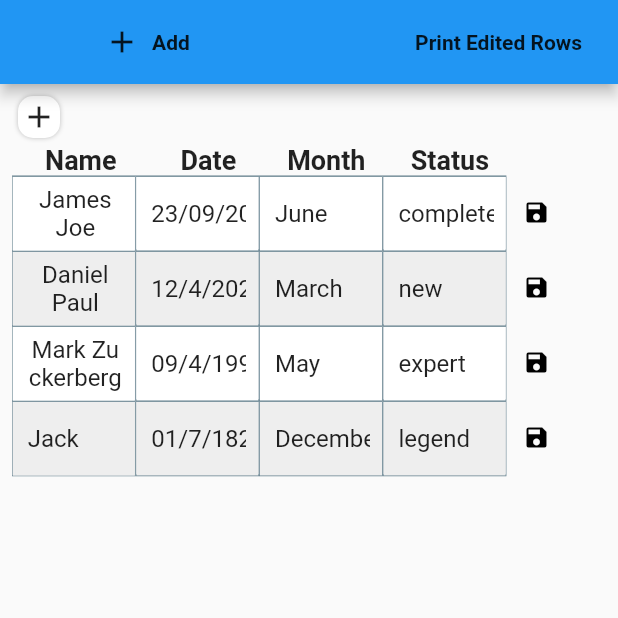
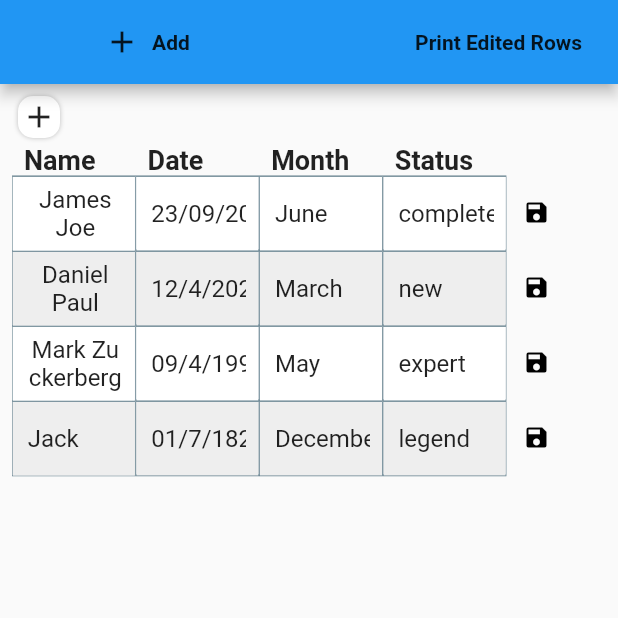
Before and after one commit to godilite/editable, a Flutter app: the screen it shows after launch, on a phone screen of 412 x 824 dp, the top half of it. Run offline on Flutter 3.47's test engine with Material 2 defaults, Android fonts, the phone set to English and light mode, and no system bars.

Commit message:
added support for completely controlling the alignment and style of the table header

```diff
--- a/lib/widgets/table_header.dart
+++ b/lib/widgets/table_header.dart
@@ -39,7 +39,6 @@ class THeader extends StatelessWidget {
     return Flexible(
       fit: FlexFit.loose,
       child: Container(
-        alignment: Alignment(0.5,2.0),
         width: width * _widthRatio,
         child: Padding(
           padding: EdgeInsets.only(
```
